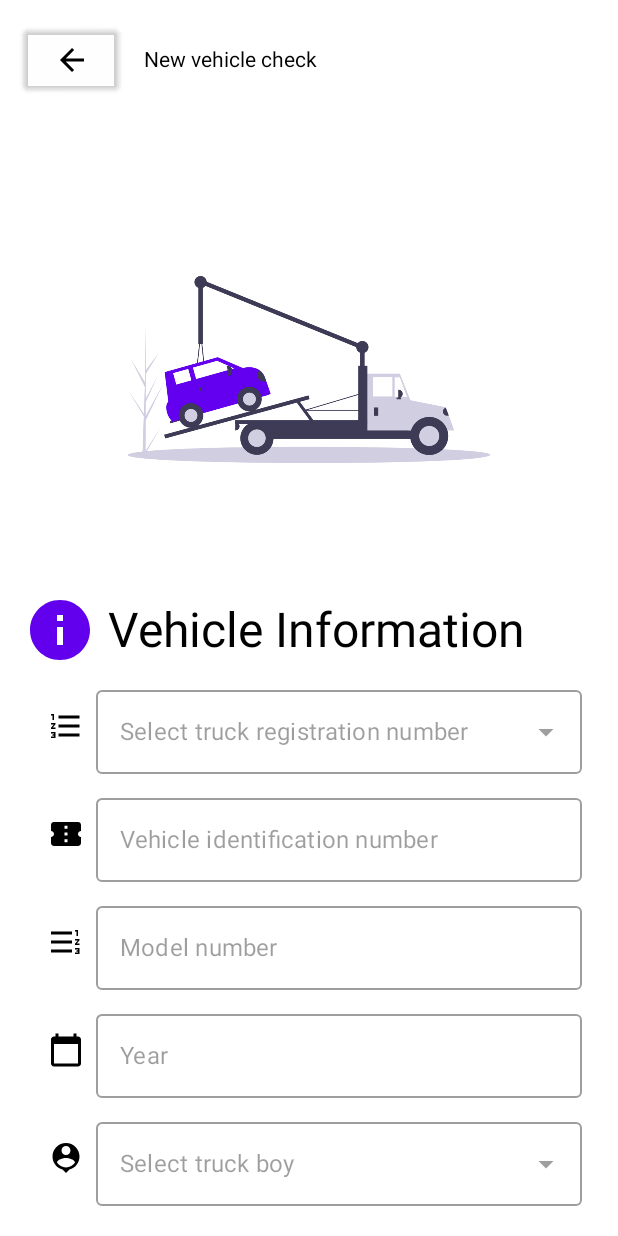
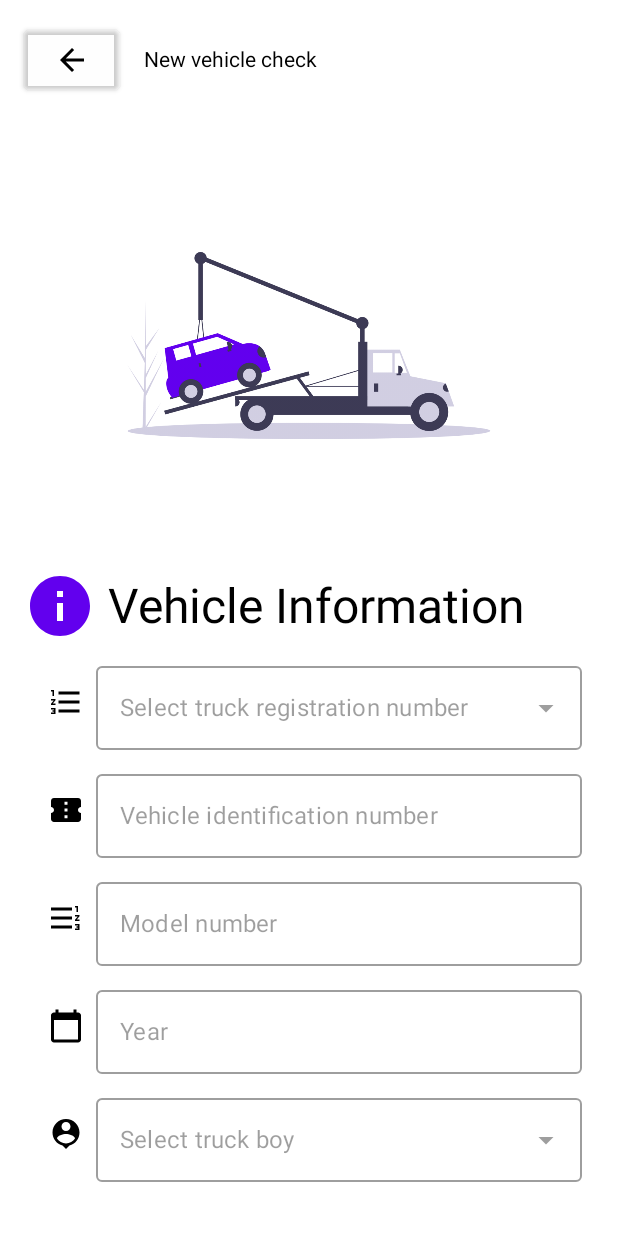
Before and after one commit to Daeon97/TruckChecklist, an Android app built with Jetpack Compose: the ChecklistActivity screen opened directly, with no data from a screen before it, on a phone screen of 412 x 824 dp. Run offline under Robolectric (Android 15) with nearby library versions, the phone set to English and light mode, and no system bars; our stand-ins replace Room's generated code.

```diff
--- a/app/src/main/java/com/engelsimmanuel/truckchecklist/screens/ChecklistActivity.kt
+++ b/app/src/main/java/com/engelsimmanuel/truckchecklist/screens/ChecklistActivity.kt
@@ -22,6 +22,7 @@ import androidx.compose.ui.res.painterResource
 import androidx.compose.ui.tooling.preview.Preview
 import androidx.compose.ui.unit.dp
 import androidx.compose.ui.unit.sp
+import androidx.compose.ui.window.Dialog
 import androidx.lifecycle.ViewModelProvider
 import com.engelsimmanuel.truckchecklist.R
 import com.engelsimmanuel.truckchecklist.database.utils.Info
@@ -314,7 +315,7 @@ fun ChecklistScreen(infoViewModel: InfoViewModel, activity: Activity) {
         ) {
             Row(
                 modifier = Modifier
-                .fillMaxWidth()
+                    .fillMaxWidth()
                     .padding(16.dp),
                 verticalAlignment = Alignment.CenterVertically
             ) {
@@ -340,7 +341,7 @@ fun ChecklistScreen(infoViewModel: InfoViewModel, activity: Activity) {
             Column(
                 Modifier
                     .fillMaxSize()
-                    .padding(16.dp)
+                    .padding(start = 16.dp, end = 16.dp, bottom = 16.dp)
                     .verticalScroll(state = scrollState)
             ) {
                 Image(
```
